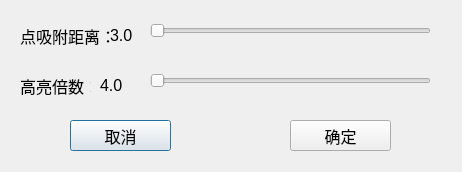
Old version of the form configuredialog.ui in the repository LcYun53188/LabelRoboMaster.
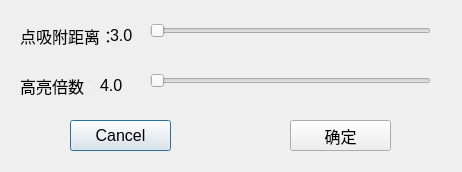
New version of the form.

Commit message: 修改UI

What changed in the file:
```diff
--- a/configuredialog.ui
+++ b/configuredialog.ui
@@ -102,7 +102,7 @@
     </font>
    </property>
    <property name="text">
-    <string>取消</string>
+    <string>Cancel</string>
    </property>
   </widget>
   <widget class="QPushButton" name="OKPushButton">
```
The commit also changes 2 other files.
